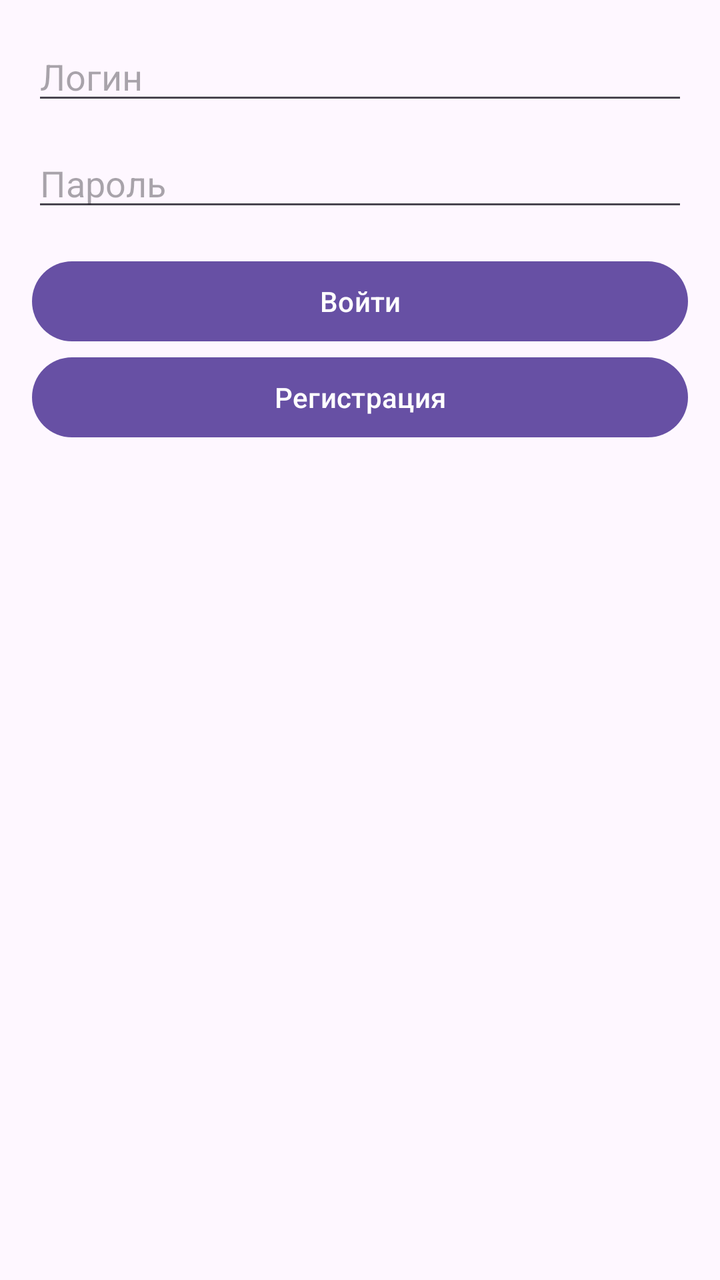
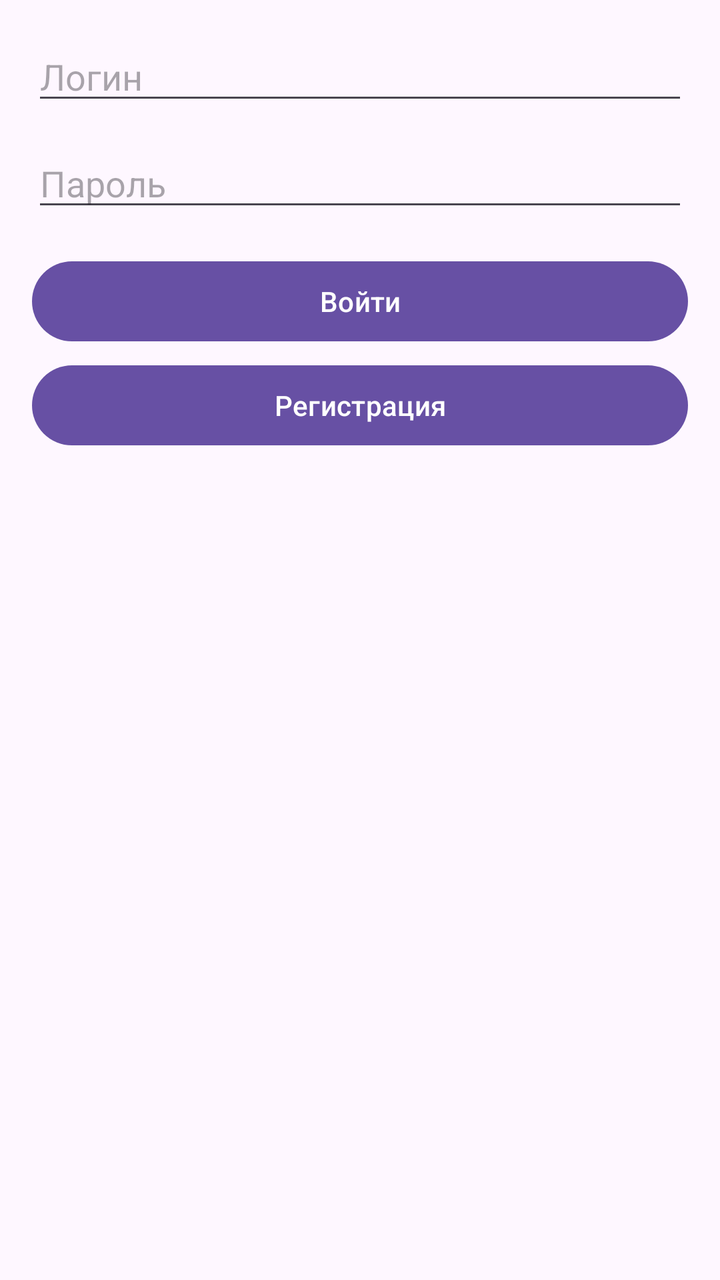

Before-and-after screenshots of an Android layout around one commit, followed by the original layout XML and the change that was made.
<!-- AndroidManifest.xml: application theme Theme.RecipesApp -->
<!-- res/layout/activity_login.xml -->
<?xml version="1.0" encoding="utf-8"?>
<androidx.constraintlayout.widget.ConstraintLayout
    xmlns:android="http://schemas.android.com/apk/res/android"
    xmlns:app="http://schemas.android.com/apk/res-auto"
    android:layout_width="match_parent"
    android:layout_height="match_parent"
    android:padding="16dp">

    <TextView
        android:id="@+id/titleText"
        android:layout_width="wrap_content"
        android:layout_height="wrap_content"
        android:text="@string/login_title"
        android:textSize="24sp"
        app:layout_constraintBottom_toTopOf="@+id/loginInput"
        app:layout_constraintEnd_toEndOf="parent"
        app:layout_constraintStart_toStartOf="parent" />

    <EditText
        android:id="@+id/loginInput"
        android:layout_width="0dp"
        android:layout_height="wrap_content"
        android:hint="@string/login_hint"
        android:inputType="text"
        app:layout_constraintEnd_toEndOf="parent"
        app:layout_constraintStart_toStartOf="parent"
        app:layout_constraintTop_toTopOf="parent"
        app:layout_constraintVertical_bias="0.4" />

    <EditText
        android:id="@+id/passwordInput"
        android:layout_width="0dp"
        android:layout_height="wrap_content"
        android:layout_marginTop="12dp"
        android:hint="@string/password_hint"
        android:inputType="textPassword"
        app:layout_constraintEnd_toEndOf="parent"
        app:layout_constraintStart_toStartOf="parent"
        app:layout_constraintTop_toBottomOf="@+id/loginInput" />

    <Button
        android:id="@+id/loginButton"
        android:layout_width="0dp"
        android:layout_height="wrap_content"
        android:layout_marginTop="16dp"
        android:text="@string/login_button"
        app:layout_constraintEnd_toEndOf="parent"
        app:layout_constraintStart_toStartOf="parent"
        app:layout_constraintTop_toBottomOf="@+id/passwordInput" />

    <Button
        android:id="@+id/registerButton"
        android:layout_width="0dp"
        android:layout_height="wrap_content"
        android:text="@string/register_button"
        app:layout_constraintEnd_toEndOf="parent"
        app:layout_constraintStart_toStartOf="parent"
        app:layout_constraintTop_toBottomOf="@+id/loginButton" />

</androidx.constraintlayout.widget.ConstraintLayout>
<!-- resources referenced by this layout -->
<resources>
  <string name="login_button">Войти</string>
  <string name="login_hint">Логин</string>
  <string name="login_title">Вход</string>
  <string name="password_hint">Пароль</string>
  <string name="register_button">Регистрация</string>
  <style name="Theme.RecipesApp" parent="Base.Theme.RecipesApp" />
  <style name="Base.Theme.RecipesApp" parent="Theme.Material3.DayNight.NoActionBar">
          
          
      </style>
</resources>

<!-- the commit's change to res/layout/activity_login.xml (unified diff, before → after) -->
@@ -52,8 +52,10 @@
         android:id="@+id/registerButton"
         android:layout_width="0dp"
         android:layout_height="wrap_content"
+        android:layout_marginTop="4dp"
         android:text="@string/register_button"
         app:layout_constraintEnd_toEndOf="parent"
+        app:layout_constraintHorizontal_bias="0.0"
         app:layout_constraintStart_toStartOf="parent"
         app:layout_constraintTop_toBottomOf="@+id/loginButton" />
 
